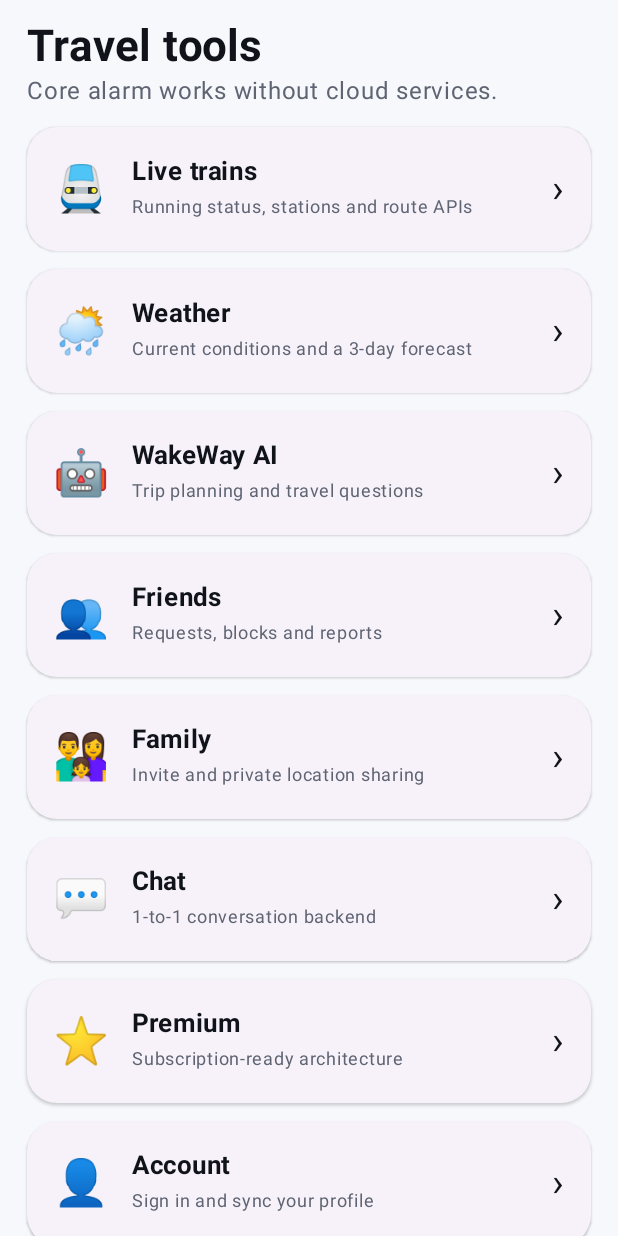
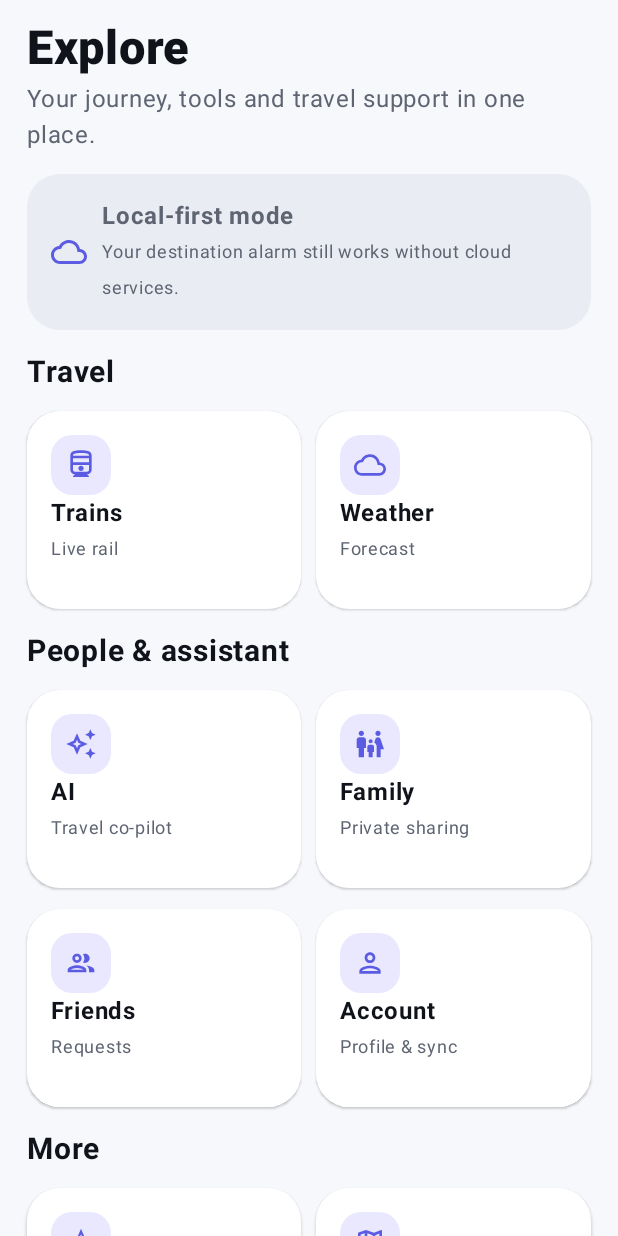
Before and after one commit to Shivamgarg581/WakeWay, an Android app built with Jetpack Compose: the composable ExploreScreen shown on its own in the app's theme, on a phone screen of 412 x 824 dp. Run offline under Robolectric (Android 15) with nearby library versions, the light colour scheme and no system bars; libraries missing offline, so code that uses them is left out: java.text; network calls fail; 1 statement that could not run was skipped.

Commit message:
Redesign Explore with modern feature grid

```diff
--- a/app/src/main/java/com/wakeway/app/MainActivity.kt
+++ b/app/src/main/java/com/wakeway/app/MainActivity.kt
@@ -53,6 +53,7 @@ import androidx.compose.material.icons.outlined.Person
 import androidx.compose.material.icons.outlined.Search
 import androidx.compose.material.icons.outlined.Settings
 import androidx.compose.material.icons.outlined.StarOutline
+import androidx.compose.material.icons.outlined.ArrowBack
 import androidx.compose.material.icons.outlined.ArrowForward
 import androidx.compose.material.icons.outlined.CheckCircle
 import androidx.compose.material.icons.outlined.ErrorOutline
@@ -258,8 +259,8 @@ private fun WakeWayApp() {
                         }
                     ) {
                         Icon(
-                            if (screen == Screen.HOME) Icons.Outlined.Settings else Icons.Outlined.ArrowForward,
-                            contentDescription = if (screen == Screen.HOME) "Settings" else "Home",
+                            if (screen == Screen.HOME) Icons.Outlined.Settings else Icons.Outlined.ArrowBack,
+                            contentDescription = if (screen == Screen.HOME) "Settings" else "Back",
                             modifier = if (screen == Screen.HOME) Modifier else Modifier.size(24.dp)
                         )
                     }
@@ -1651,25 +1652,110 @@ private fun ExploreScreen(
 ) {
     LazyColumn(
         Modifier.fillMaxSize().padding(horizontal = 18.dp),
-        contentPadding = PaddingValues(top = 14.dp, bottom = 28.dp),
-        verticalArrangement = Arrangement.spacedBy(12.dp)
+        contentPadding = PaddingValues(top = 14.dp, bottom = 30.dp),
+        verticalArrangement = Arrangement.spacedBy(14.dp)
     ) {
         item {
-            Text("Travel tools", fontSize = 29.sp, fontWeight = FontWeight.Bold)
+            Text("Explore", fontSize = 31.sp, fontWeight = FontWeight.ExtraBold)
             Text(
-                if (backendOnline) "Cloud services are reachable." else "Core alarm works without cloud services.",
-                color = MaterialTheme.colorScheme.onSurfaceVariant
+                "Your journey, tools and travel support in one place.",
+                color = MaterialTheme.colorScheme.onSurfaceVariant,
+                modifier = Modifier.padding(top = 4.dp)
             )
         }
 
-        item { ToolRow("🚆", "Live trains", "Running status, stations and route APIs", Screen.TRAIN, onOpen) }
-        item { ToolRow("🌦", "Weather", "Current conditions and a 3-day forecast", Screen.WEATHER, onOpen) }
-        item { ToolRow("🤖", "WakeWay AI", "Trip planning and travel questions", Screen.AI, onOpen) }
-        item { ToolRow("👥", "Friends", "Requests, blocks and reports", Screen.FRIENDS, onOpen) }
-        item { ToolRow("👨‍👩‍👧", "Family", "Invite and private location sharing", Screen.FAMILY, onOpen) }
-        item { ToolRow("💬", "Chat", "1-to-1 conversation backend", Screen.CHAT, onOpen) }
-        item { ToolRow("⭐", "Premium", "Subscription-ready architecture", Screen.PREMIUM, onOpen) }
-        item { ToolRow("👤", "Account", "Sign in and sync your profile", Screen.ACCOUNT, onOpen) }
+        item {
+            Card(
+                shape = RoundedCornerShape(22.dp),
+                colors = CardDefaults.cardColors(
+                    containerColor = if (backendOnline)
+                        MaterialTheme.colorScheme.secondaryContainer
+                    else MaterialTheme.colorScheme.surfaceVariant
+                )
+            ) {
+                Row(
+                    Modifier.padding(16.dp),
+                    verticalAlignment = Alignment.CenterVertically
+                ) {
+                    Icon(
+                        if (backendOnline) Icons.Outlined.CheckCircle else Icons.Outlined.Cloud,
+                        contentDescription = null,
+                        tint = MaterialTheme.colorScheme.primary
+                    )
+                    Spacer(Modifier.width(10.dp))
+                    Column {
+                        Text(
+                            if (backendOnline) "Cloud features connected" else "Local-first mode",
+                            fontWeight = FontWeight.Bold
+                        )
+                        Text(
+                            if (backendOnline) "AI, account, social and rail services are available from the backend."
+                            else "Your destination alarm still works without cloud services.",
+                            fontSize = 12.sp,
+                            color = MaterialTheme.colorScheme.onSurfaceVariant
+                        )
+                    }
+                }
+            }
+        }
+
+        item { SectionTitle("Travel") }
+        item {
+            Row(
+                horizontalArrangement = Arrangement.spacedBy(10.dp),
+                modifier = Modifier.fillMaxWidth()
+            ) {
+                FeatureCard(Icons.Outlined.DirectionsRailway, "Trains", "Live rail", Modifier.weight(1f)) {
+                    onOpen(Screen.TRAIN)
+                }
+                FeatureCard(Icons.Outlined.Cloud, "Weather", "Forecast", Modifier.weight(1f)) {
+                    onOpen(Screen.WEATHER)
+                }
+            }
+        }
+
+        item { SectionTitle("People & assistant") }
+        item {
+            Row(
+                horizontalArrangement = Arrangement.spacedBy(10.dp),
+                modifier = Modifier.fillMaxWidth()
+            ) {
+                FeatureCard(Icons.Outlined.AutoAwesome, "AI", "Travel co-pilot", Modifier.weight(1f)) {
+                    onOpen(Screen.AI)
+                }
+                FeatureCard(Icons.Outlined.FamilyRestroom, "Family", "Private sharing", Modifier.weight(1f)) {
+                    onOpen(Screen.FAMILY)
+                }
+            }
+        }
+        item {
+            Row(
+                horizontalArrangement = Arrangement.spacedBy(10.dp),
+                modifier = Modifier.fillMaxWidth()
+            ) {
+                FeatureCard(Icons.Outlined.Group, "Friends", "Requests", Modifier.weight(1f)) {
+                    onOpen(Screen.FRIENDS)
+                }
+                FeatureCard(Icons.Outlined.Person, "Account", "Profile & sync", Modifier.weight(1f)) {
+                    onOpen(Screen.ACCOUNT)
+                }
+            }
+        }
+
+        item { SectionTitle("More") }
+        item {
+            Row(
+                horizontalArrangement = Arrangement.spacedBy(10.dp),
+                modifier = Modifier.fillMaxWidth()
+            ) {
+                FeatureCard(Icons.Outlined.StarOutline, "Premium", "Plan-ready", Modifier.weight(1f)) {
+                    onOpen(Screen.PREMIUM)
+                }
+                FeatureCard(Icons.Outlined.Map, "Map", "Destination", Modifier.weight(1f)) {
+                    onOpen(Screen.MAP)
+                }
+            }
+        }
     }
 }
 
```
